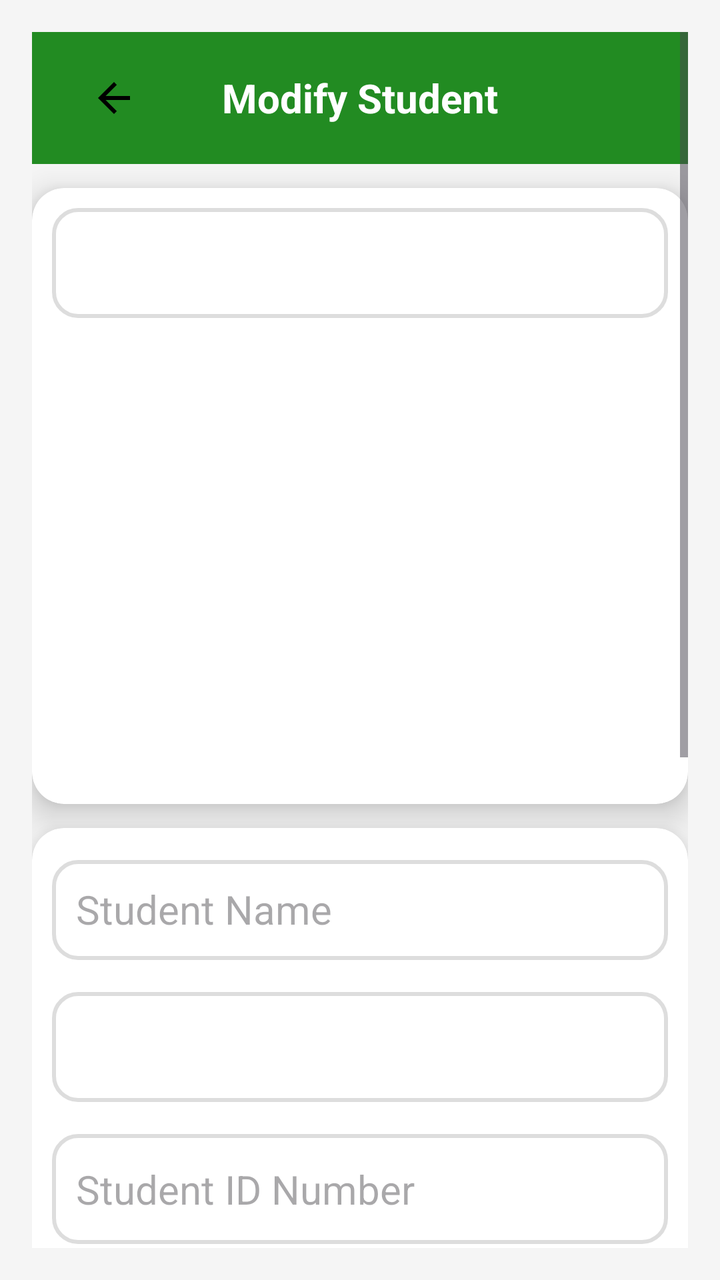
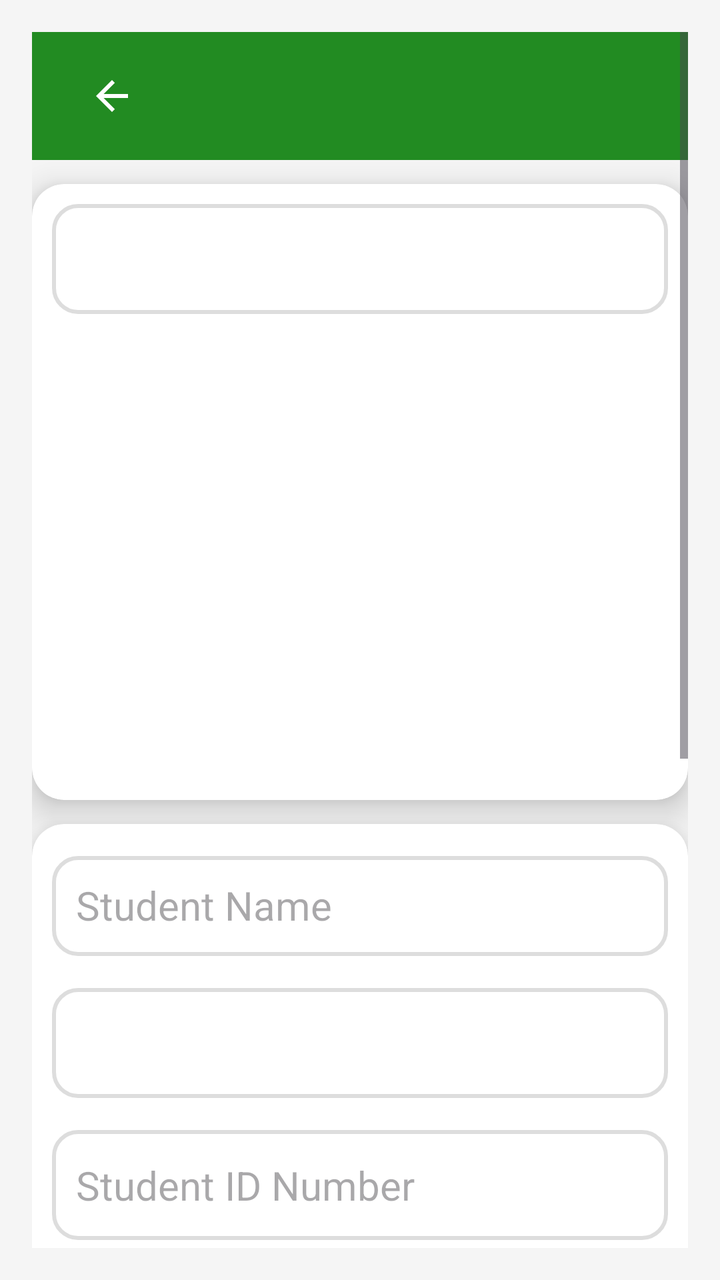

Compare the two renders of this Android layout. The source of the first and the diff that turns it into the second are given below.
<!-- AndroidManifest.xml: application theme Theme.TransportApp -->
<!-- res/layout/activity_modify_student.xml -->
<?xml version="1.0" encoding="utf-8"?>
<ScrollView xmlns:android="http://schemas.android.com/apk/res/android"
    android:layout_width="match_parent"
    android:layout_height="match_parent"
    xmlns:app="http://schemas.android.com/apk/res-auto"
    android:fillViewport="true"
    android:background="#F5F5F5"
    android:padding="16dp">

    <LinearLayout
        android:layout_width="match_parent"
        android:layout_height="wrap_content"
        android:orientation="vertical">

        
        <androidx.appcompat.widget.Toolbar
            android:layout_width="match_parent"
            android:layout_height="wrap_content"
            android:background="@color/green"
            android:theme="@style/ThemeOverlay.AppCompat.Dark.ActionBar">

            <ImageButton
                android:layout_width="50dp"
                android:layout_height="50dp"
                android:layout_margin="8dp"
                android:background="@null"
                android:contentDescription="Back"
                android:src="@drawable/baseline_arrow_back_24"/>

            <TextView
                android:layout_width="wrap_content"
                android:layout_height="wrap_content"
                android:layout_gravity="center"
                android:text="Modify Student"
                android:textColor="@android:color/white"
                android:textSize="20sp"
                android:textStyle="bold"/>
        </androidx.appcompat.widget.Toolbar>

        
        <androidx.cardview.widget.CardView
            android:layout_width="match_parent"
            android:layout_height="wrap_content"
            android:layout_marginTop="12dp"
            android:backgroundTint="@color/white"
            android:padding="24dp"
            app:cardCornerRadius="16dp"
            app:cardElevation="10dp">

            <LinearLayout
                android:layout_width="match_parent"
                android:layout_height="wrap_content"
                android:orientation="vertical">

            <Spinner
                android:id="@+id/filterDropdown"
                android:layout_width="match_parent"
                android:layout_height="55dp"
                android:layout_marginBottom="16dp"
                android:layout_marginTop="10dp"
                android:layout_marginHorizontal="10dp"
                android:background="@drawable/edittext_background"
                android:padding="12dp"/>

                <androidx.recyclerview.widget.RecyclerView
                    android:id="@+id/studentRecyclerView"
                    android:layout_width="match_parent"
                    android:layout_height="217dp"
                    android:layout_marginHorizontal="10dp"
                    android:layout_marginBottom="10dp"
                    android:nestedScrollingEnabled="true" />

            </LinearLayout>
        </androidx.cardview.widget.CardView>

        
        <androidx.cardview.widget.CardView
            android:layout_width="match_parent"
            android:layout_height="wrap_content"
            android:layout_marginTop="12dp"
            android:backgroundTint="@color/white"
            android:padding="24dp"
            app:cardCornerRadius="16dp"
            app:cardElevation="10dp">

            <LinearLayout
                android:layout_width="match_parent"
                android:layout_height="wrap_content"
                android:orientation="vertical">

                
                <EditText
                    android:id="@+id/studentNameInput"
                    android:layout_width="match_parent"
                    android:layout_height="50dp"
                    android:layout_marginTop="16dp"
                    android:layout_marginHorizontal="10dp"
                    android:background="@drawable/edittext_background"
                    android:hint="Student Name"
                    android:inputType="text"
                    android:padding="12dp"
                    android:textColor="@color/black"
                    android:textSize="20sp"/>

                
                <Spinner
                    android:id="@+id/classDropdown"
                    android:layout_width="match_parent"
                    android:layout_height="55dp"
                    android:layout_marginTop="16dp"
                    android:layout_marginHorizontal="10dp"
                    android:background="@drawable/edittext_background"
                    android:padding="12dp"/>

                
                <EditText
                    android:id="@+id/studentIdInput"
                    android:layout_width="match_parent"
                    android:layout_height="55dp"
                    android:layout_marginTop="16dp"
                    android:layout_marginHorizontal="10dp"
                    android:background="@drawable/edittext_background"
                    android:hint="Student ID Number"
                    android:inputType="number"
                    android:padding="12dp"
                    android:textColor="@color/black"
                    android:textSize="20sp"/>

                
                <Spinner
                    android:id="@+id/routeDropdown"
                    android:layout_width="match_parent"
                    android:layout_height="55dp"
                    android:layout_marginTop="16dp"
                    android:layout_marginHorizontal="10dp"
                    android:background="@drawable/edittext_background"
                    android:padding="12dp"/>

                
                <EditText
                    android:id="@+id/parentNameInput"
                    android:layout_width="match_parent"
                    android:layout_height="55dp"
                    android:layout_marginTop="16dp"
                    android:layout_marginHorizontal="10dp"
                    android:background="@drawable/edittext_background"
                    android:hint="Parent Name"
                    android:inputType="text"
                    android:padding="12dp"
                    android:textColor="@color/black"
                    android:textSize="20sp"/>

                
                <EditText
                    android:id="@+id/parentContactInput"
                    android:layout_width="match_parent"
                    android:layout_height="55dp"
                    android:layout_marginTop="16dp"
                    android:layout_marginHorizontal="10dp"
                    android:background="@drawable/edittext_background"
                    android:hint="Parent Contact"
                    android:inputType="phone"
                    android:padding="12dp"
                    android:textColor="@color/black"
                    android:textSize="20sp"/>

                
                <EditText
                    android:id="@+id/parentEmailInput"
                    android:layout_width="match_parent"
                    android:layout_height="55dp"
                    android:layout_marginTop="16dp"
                    android:layout_marginHorizontal="10dp"
                    android:background="@drawable/edittext_background"
                    android:hint="Parent Email (used to sign in)"
                    android:inputType="textEmailAddress"
                    android:padding="12dp"
                    android:textColor="@color/black"
                    android:textSize="20sp"/>

                
                <EditText
                    android:id="@+id/homeLocationInput"
                    android:layout_width="match_parent"
                    android:layout_height="55dp"
                    android:layout_marginTop="16dp"
                    android:layout_marginHorizontal="10dp"
                    android:background="@drawable/edittext_background"
                    android:hint="Home Location"
                    android:inputType="text"
                    android:padding="12dp"
                    android:textColor="@color/black"
                    android:textSize="20sp"/>

                
                <Button
                    android:id="@+id/saveStudentButton"
                    android:layout_width="280dp"
                    android:layout_height="wrap_content"
                    android:layout_gravity="center"
                    android:layout_marginTop="24dp"
                    android:layout_marginBottom="10dp"
                    android:backgroundTint="@color/green"
                    android:drawablePadding="8dp"
                    android:padding="16dp"
                    android:text="Modify Student"
                    android:textColor="@color/white"
                    android:textSize="16sp"/>
            </LinearLayout>
        </androidx.cardview.widget.CardView>
    </LinearLayout>
</ScrollView>
<!-- resources referenced by this layout -->
<resources>
  <color name="black">#FF000000</color>
  <color name="green">#228B22</color>
  <color name="white">#FFFFFFFF</color>
  <!-- drawable baseline_arrow_back_24 (drawable) -->
  <vector xmlns:android="http://schemas.android.com/apk/res/android" android:autoMirrored="true" android:height="24dp" android:tint="#000000" android:viewportHeight="24" android:viewportWidth="24" android:width="24dp">
        
      <path android:fillColor="@android:color/white" android:pathData="M20,11H7.83l5.59,-5.59L12,4l-8,8 8,8 1.41,-1.41L7.83,13H20v-2z"/>
      
  </vector>
  <!-- drawable edittext_background (drawable) -->
  <?xml version="1.0" encoding="utf-8"?>
  <shape xmlns:android="http://schemas.android.com/apk/res/android">
      <solid android:color="#FFFFFF" />
      <corners android:radius="12dp" />
      <stroke android:width="2dp" android:color="#DDDDDD" />
  </shape>
  <style name="Theme.TransportApp" parent="Base.Theme.TransportApp" />
  <style name="Base.Theme.TransportApp" parent="Theme.Material3.DayNight.NoActionBar">
          
          
      </style>
</resources>

<!-- the commit's change to res/layout/activity_modify_student.xml (unified diff, before → after) -->
@@ -4,7 +4,7 @@
     android:layout_height="match_parent"
     xmlns:app="http://schemas.android.com/apk/res-auto"
     android:fillViewport="true"
-    android:background="#F5F5F5"
+    android:background="@color/screen_background"
     android:padding="16dp">
 
     <LinearLayout
@@ -13,32 +13,13 @@
         android:orientation="vertical">
 
         
-        <androidx.appcompat.widget.Toolbar
+        <include
+            layout="@layout/toolbar"
             android:layout_width="match_parent"
-            android:layout_height="wrap_content"
-            android:background="@color/green"
-            android:theme="@style/ThemeOverlay.AppCompat.Dark.ActionBar">
-
-            <ImageButton
-                android:layout_width="50dp"
-                android:layout_height="50dp"
-                android:layout_margin="8dp"
-                android:background="@null"
-                android:contentDescription="Back"
-                android:src="@drawable/baseline_arrow_back_24"/>
-
-            <TextView
-                android:layout_width="wrap_content"
-                android:layout_height="wrap_content"
-                android:layout_gravity="center"
-                android:text="Modify Student"
-                android:textColor="@android:color/white"
-                android:textSize="20sp"
-                android:textStyle="bold"/>
-        </androidx.appcompat.widget.Toolbar>
+            android:layout_height="wrap_content" />
 
         
-        <androidx.cardview.widget.CardView
+        <com.google.android.material.card.MaterialCardView
             android:layout_width="match_parent"
             android:layout_height="wrap_content"
             android:layout_marginTop="12dp"
@@ -71,10 +52,10 @@
                     android:nestedScrollingEnabled="true" />
 
             </LinearLayout>
-        </androidx.cardview.widget.CardView>
+        </com.google.android.material.card.MaterialCardView>
 
         
-        <androidx.cardview.widget.CardView
+        <com.google.android.material.card.MaterialCardView
             android:layout_width="match_parent"
             android:layout_height="wrap_content"
             android:layout_marginTop="12dp"
@@ -96,7 +77,7 @@
                     android:layout_marginTop="16dp"
                     android:layout_marginHorizontal="10dp"
                     android:background="@drawable/edittext_background"
-                    android:hint="Student Name"
+                    android:hint="@string/hint_student_name"
                     android:inputType="text"
                     android:padding="12dp"
                     android:textColor="@color/black"
@@ -120,7 +101,7 @@
                     android:layout_marginTop="16dp"
                     android:layout_marginHorizontal="10dp"
                     android:background="@drawable/edittext_background"
-                    android:hint="Student ID Number"
+                    android:hint="@string/hint_student_id_number"
                     android:inputType="number"
                     android:padding="12dp"
                     android:textColor="@color/black"
@@ -144,7 +125,7 @@
                     android:layout_marginTop="16dp"
                     android:layout_marginHorizontal="10dp"
                     android:background="@drawable/edittext_background"
-                    android:hint="Parent Name"
+                    android:hint="@string/hint_parent_name"
                     android:inputType="text"
                     android:padding="12dp"
                     android:textColor="@color/black"
@@ -158,7 +139,7 @@
                     android:layout_marginTop="16dp"
                     android:layout_marginHorizontal="10dp"
                     android:background="@drawable/edittext_background"
-                    android:hint="Parent Contact"
+                    android:hint="@string/hint_parent_contact"
                     android:inputType="phone"
                     android:padding="12dp"
                     android:textColor="@color/black"
@@ -172,7 +153,7 @@
                     android:layout_marginTop="16dp"
                     android:layout_marginHorizontal="10dp"
                     android:background="@drawable/edittext_background"
-                    android:hint="Parent Email (used to sign in)"
+                    android:hint="@string/hint_parent_email_used_to_sign_in"
                     android:inputType="textEmailAddress"
                     android:padding="12dp"
                     android:textColor="@color/black"
@@ -186,7 +167,7 @@
                     android:layout_marginTop="16dp"
                     android:layout_marginHorizontal="10dp"
                     android:background="@drawable/edittext_background"
-                    android:hint="Home Location"
+                    android:hint="@string/hint_home_location"
                     android:inputType="text"
                     android:padding="12dp"
                     android:textColor="@color/black"
@@ -203,10 +184,40 @@
                     android:backgroundTint="@color/green"
                     android:drawablePadding="8dp"
                     android:padding="16dp"
-                    android:text="Modify Student"
+                    android:text="@string/title_modify_student"
                     android:textColor="@color/white"
                     android:textSize="16sp"/>
             </LinearLayout>
-        </androidx.cardview.widget.CardView>
+        </com.google.android.material.card.MaterialCardView>
     </LinearLayout>
 </ScrollView>
+<!-- res/layout/toolbar.xml (included above) -->
+<?xml version="1.0" encoding="utf-8"?>
+<com.google.android.material.appbar.MaterialToolbar xmlns:android="http://schemas.android.com/apk/res/android"
+    xmlns:app="http://schemas.android.com/apk/res-auto"
+    android:id="@+id/toolbar"
+    android:layout_width="match_parent"
+    android:layout_height="?attr/actionBarSize"
+    android:background="@color/green"
+    android:elevation="4dp"
+    android:theme="@style/ThemeOverlay.AppCompat.Dark.ActionBar">
+
+    <ImageButton
+        android:id="@+id/backButton"
+        android:layout_width="48dp"
+        android:layout_height="48dp"
+        android:layout_marginStart="12dp"
+        android:background="@null"
+        android:contentDescription="@string/back_button_desc"
+        android:src="@drawable/baseline_arrow_back_24"
+        app:tint="@android:color/white" />
+
+    <TextView
+        android:id="@+id/toolbar_title"
+        android:layout_width="wrap_content"
+        android:layout_height="wrap_content"
+        android:layout_gravity="center"
+        android:textColor="@android:color/white"
+        android:textSize="22sp"
+        android:textStyle="bold" />
+</com.google.android.material.appbar.MaterialToolbar>
<!-- resource entries referenced after the edit -->
@@ -2,6 +2,7 @@
 <resources>
   <color name="black">#FF000000</color>
   <color name="green">#228B22</color>
+  <color name="screen_background">#F5F5F5</color>
   <color name="white">#FFFFFFFF</color>
   <!-- drawable baseline_arrow_back_24 (drawable) -->
   <vector xmlns:android="http://schemas.android.com/apk/res/android" android:autoMirrored="true" android:height="24dp" android:tint="#000000" android:viewportHeight="24" android:viewportWidth="24" android:width="24dp">
@@ -16,10 +17,24 @@
       <corners android:radius="12dp" />
       <stroke android:width="2dp" android:color="#DDDDDD" />
   </shape>
+  <string name="back_button_desc">Navigate back</string>
+  <string name="hint_home_location">Home Location</string>
+  <string name="hint_parent_contact">Parent Contact</string>
+  <string name="hint_parent_email_used_to_sign_in">Parent Email (used to sign in)</string>
+  <string name="hint_parent_name">Parent Name</string>
+  <string name="hint_student_id_number">Student ID Number</string>
+  <string name="hint_student_name">Student Name</string>
+  <string name="title_modify_student">Modify Student</string>
   <style name="Theme.TransportApp" parent="Base.Theme.TransportApp" />
   <style name="Base.Theme.TransportApp" parent="Theme.Material3.DayNight.NoActionBar">
           
+          <item name="colorPrimary">@color/green</item>
+          <item name="colorOnPrimary">@color/white</item>
+          <item name="colorSecondary">@color/accent_orange</item>
+          <item name="colorOnSecondary">@color/black</item>
           
+          <item name="materialCardViewStyle">@style/Widget.Material3.CardView.Elevated</item>
       </style>
+  <color name="accent_orange">#FF9800</color>
 </resources>
 
